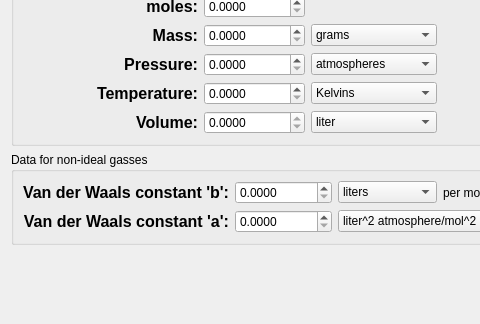
Qt form src/calculator/gasCalculator.ui (KDE/kalzium) before a commit; both pictures show x 0 to 480 and y 194 to 518 of the 595 by 518 pixel window.
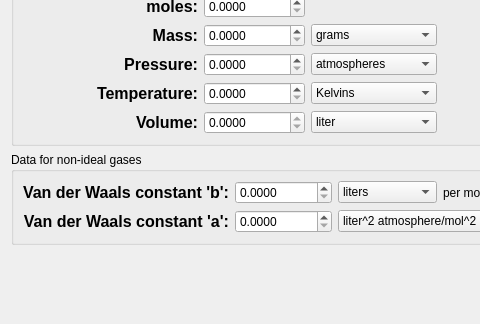
The same form after that commit. Custom widgets are drawn as their Qt base class.

```diff
--- a/src/calculator/gasCalculator.ui
+++ b/src/calculator/gasCalculator.ui
@@ -497,7 +497,7 @@
    <item>
     <widget class="QGroupBox" name="non_ideal">
      <property name="title">
-      <string>Data for non-ideal gasses</string>
+      <string>Data for non-ideal gases</string>
      </property>
      <layout class="QVBoxLayout" name="verticalLayout">
       <item>
```
